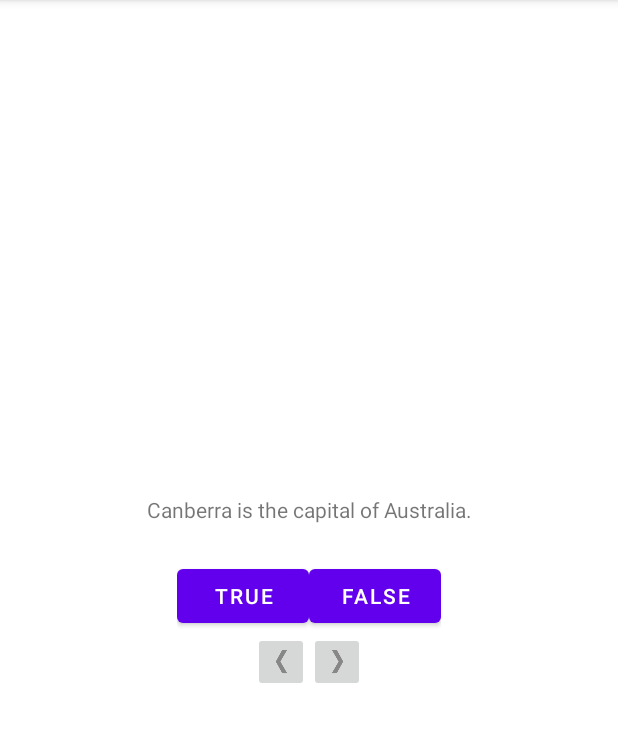
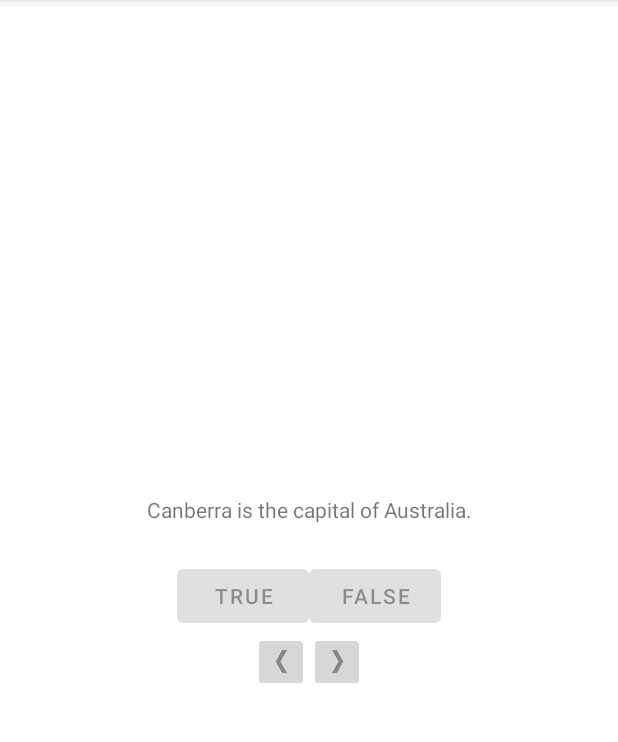
Before and after one commit to HuyMy/Android_TBNRG_4th, an Android app: the screen it shows after launch (MainActivity), after a tap on "TRUE", on a phone screen of 412 x 824 dp, the part 84-826 px from its top. Run offline under Robolectric (Android 15) with nearby library versions, the phone set to English and light mode, and no system bars.

```diff
--- a/GeoQuiz/app/src/main/java/com/huylq/android/geoquiz/MainActivity.kt
+++ b/GeoQuiz/app/src/main/java/com/huylq/android/geoquiz/MainActivity.kt
@@ -2,7 +2,6 @@ package com.huylq.android.geoquiz
 
 import androidx.appcompat.app.AppCompatActivity
 import android.os.Bundle
-import android.os.PersistableBundle
 import android.util.Log
 import android.widget.Button
 import android.widget.ImageButton
@@ -22,7 +21,7 @@ class MainActivity : AppCompatActivity() {
     private lateinit var questionTextView: TextView
 
     private val quizViewModel: QuizViewModel by lazy {
-        ViewModelProvider(this).get(QuizViewModel::class.java)
+        ViewModelProvider(this)[QuizViewModel::class.java]
     }
 
     override fun onCreate(savedInstanceState: Bundle?) {
@@ -40,10 +39,12 @@ class MainActivity : AppCompatActivity() {
 
         trueButton.setOnClickListener {
             checkAnswer(true)
+            markQuestionAsAnswered()
         }
 
         falseButton.setOnClickListener {
             checkAnswer(false)
+            markQuestionAsAnswered()
         }
 
         nextButton.setOnClickListener {
@@ -59,14 +60,23 @@ class MainActivity : AppCompatActivity() {
         updateQuestion()
     }
 
-    override fun onSaveInstanceState(outState: Bundle, outPersistentState: PersistableBundle) {
-        super.onSaveInstanceState(outState, outPersistentState)
-        Log.i(TAG, "onSaveInstanceState")
+    override fun onSaveInstanceState(outState: Bundle) {
+        super.onSaveInstanceState(outState)
+        Log.d(TAG, "onSaveInstanceState")
         outState.putInt(KEY_INDEX, quizViewModel.currentIndex)
+    }
+
+    private fun markQuestionAsAnswered() {
+        trueButton.isEnabled = false
+        falseButton.isEnabled = false
+        quizViewModel.isCurrentQuestionAnswered = true
     }
 
     private fun updateQuestion() {
         questionTextView.setText(quizViewModel.currentQuestionText)
+        val isQuestionAnswered = quizViewModel.isCurrentQuestionAnswered
+        trueButton.isEnabled = !isQuestionAnswered
+        falseButton.isEnabled = !isQuestionAnswered
     }
 
     private fun checkAnswer(userAnswer: Boolean) {
--- a/GeoQuiz/app/src/main/java/com/huylq/android/geoquiz/Question.kt
+++ b/GeoQuiz/app/src/main/java/com/huylq/android/geoquiz/Question.kt
@@ -2,5 +2,5 @@ package com.huylq.android.geoquiz
 
 import androidx.annotation.StringRes
 
-data class Question(@StringRes val textResId: Int, val answer: Boolean) {
+data class Question(@StringRes val textResId: Int, val answer: Boolean, var isAnswered: Boolean) {
 }
--- a/GeoQuiz/app/src/main/java/com/huylq/android/geoquiz/QuizViewModel.kt
+++ b/GeoQuiz/app/src/main/java/com/huylq/android/geoquiz/QuizViewModel.kt
@@ -8,12 +8,12 @@ private const val TAG = "QuizViewModel"
 class QuizViewModel : ViewModel() {
 
     private val questionBank = listOf(
-        Question(R.string.question_australia, true),
-        Question(R.string.question_oceans, true),
-        Question(R.string.question_mideast, false),
-        Question(R.string.question_africa, false),
-        Question(R.string.question_americas, true),
-        Question(R.string.question_asia, true)
+        Question(R.string.question_australia, answer = true, isAnswered = false),
+        Question(R.string.question_oceans, answer = true, isAnswered = false),
+        Question(R.string.question_mideast, answer = false, isAnswered = false),
+        Question(R.string.question_africa, answer = false, isAnswered = false),
+        Question(R.string.question_americas, answer = true, isAnswered = false),
+        Question(R.string.question_asia, answer = true, isAnswered = false)
     )
 
     var currentIndex = 0
@@ -24,6 +24,12 @@ class QuizViewModel : ViewModel() {
     val currentQuestionText: Int
         get() = questionBank[currentIndex].textResId
 
+    var isCurrentQuestionAnswered: Boolean
+        get() = questionBank[currentIndex].isAnswered
+        set(value) {
+            questionBank[currentIndex].isAnswered = value
+        }
+
     fun moveToNext() {
         currentIndex = (currentIndex + 1) % questionBank.size
     }
```
